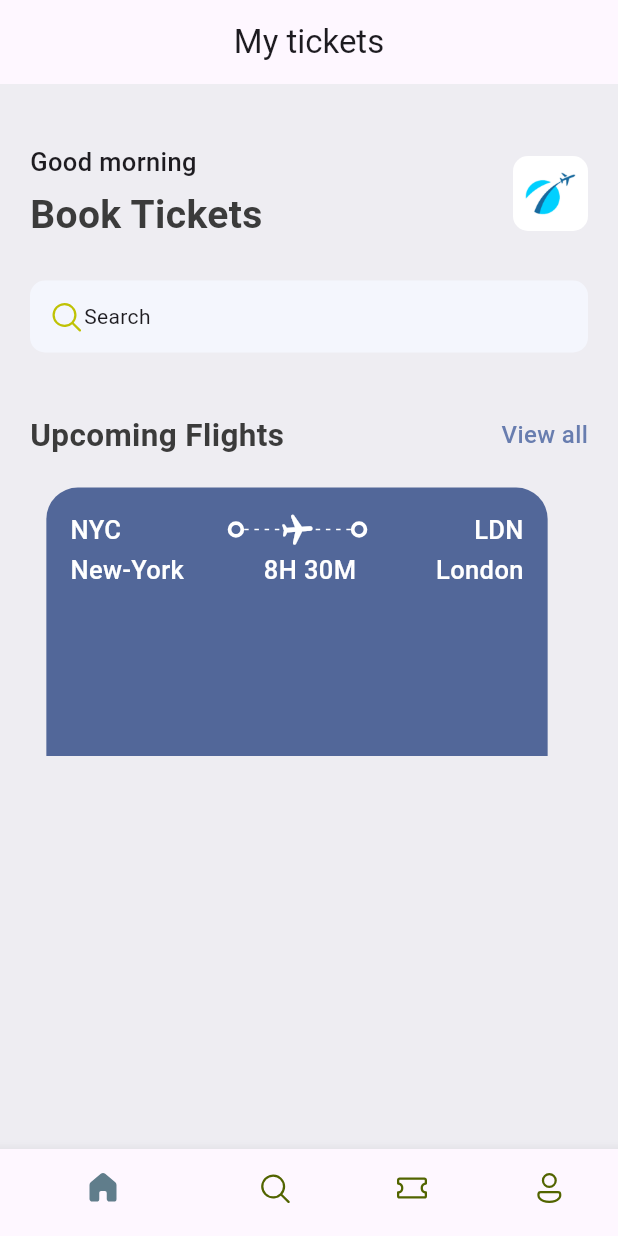
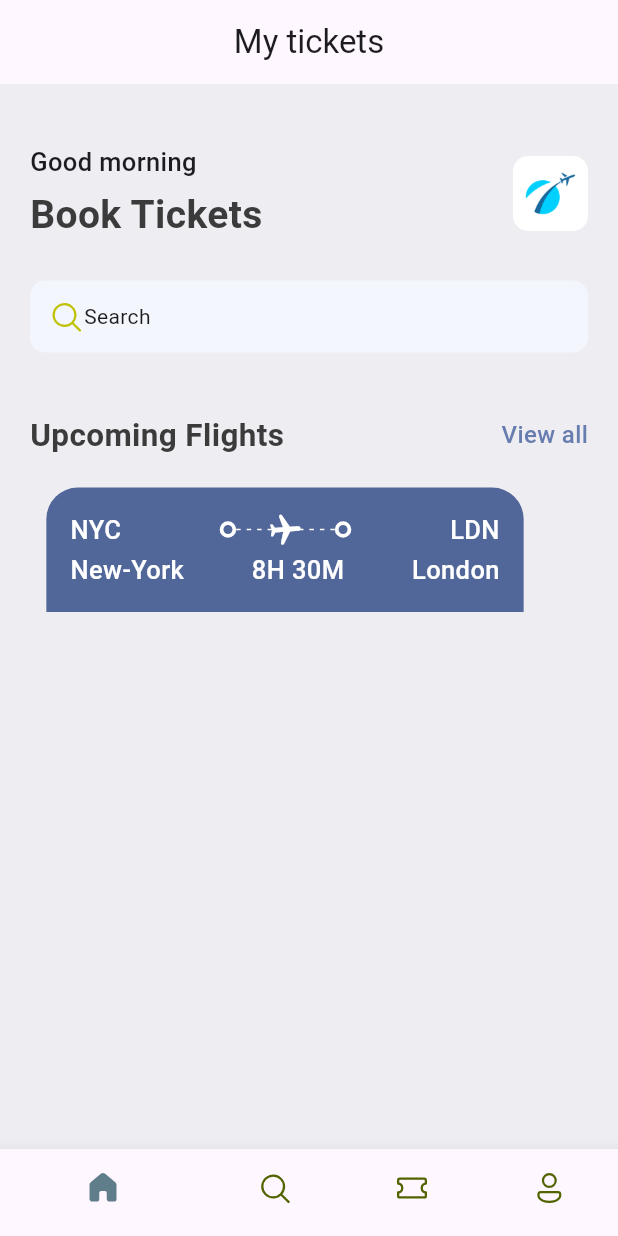
Before and after one commit to StandOut-0/Study-TicketApp, a Flutter app: the screen it shows after launch, on a phone screen of 412 x 824 dp. Run offline on Flutter 3.47's test engine with Material 3 defaults, Android fonts, the phone set to English and light mode, and no system bars; our stand-ins replace fluentui_icons.

Commit message:
Container를 colum 설정으로 불필요한 여백까지 잡지않도록

```diff
--- a/lib/base/widgets/ticket_view.dart
+++ b/lib/base/widgets/ticket_view.dart
@@ -15,6 +15,10 @@ class TicketView extends StatelessWidget {
       width: size.width*0.85,
       height: 179,
       child: Container(
+        margin: const EdgeInsets.only(right: 16),
+        child: Column(
+          children: [
+            Container(
               margin: const EdgeInsets.only(right: 16),
               padding: const EdgeInsets.all(16),
               decoration: BoxDecoration(
@@ -70,6 +74,9 @@ class TicketView extends StatelessWidget {
                 ],
               ),
             ),
+          ],
+        ),
+      ),
     );
   }
 }
```
Lines whose indentation alone changed are shown as unchanged.
